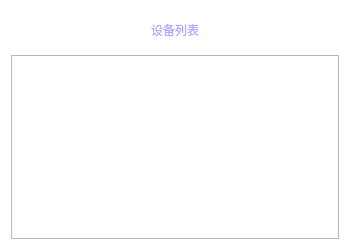
First picture: the form in devicelistdialog.ui, repository xluu233/AdbTool, before the edit.
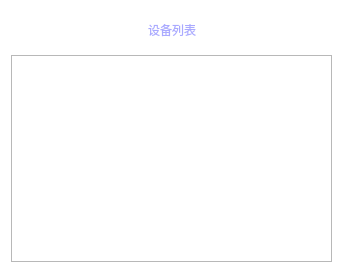
Second picture: the form after the edit.

The edit to the form file:
```diff
--- a/devicelistdialog.ui
+++ b/devicelistdialog.ui
@@ -6,8 +6,8 @@
    <rect>
     <x>0</x>
     <y>0</y>
-    <width>350</width>
-    <height>250</height>
+    <width>343</width>
+    <height>273</height>
    </rect>
   </property>
   <property name="sizePolicy">
@@ -41,7 +41,7 @@
         </property>
         <property name="sizeHint" stdset="0">
          <size>
-          <width>124</width>
+          <width>121</width>
           <height>20</height>
          </size>
         </property>
@@ -69,7 +69,7 @@
         </property>
         <property name="sizeHint" stdset="0">
          <size>
-          <width>124</width>
+          <width>120</width>
           <height>20</height>
          </size>
         </property>
```
